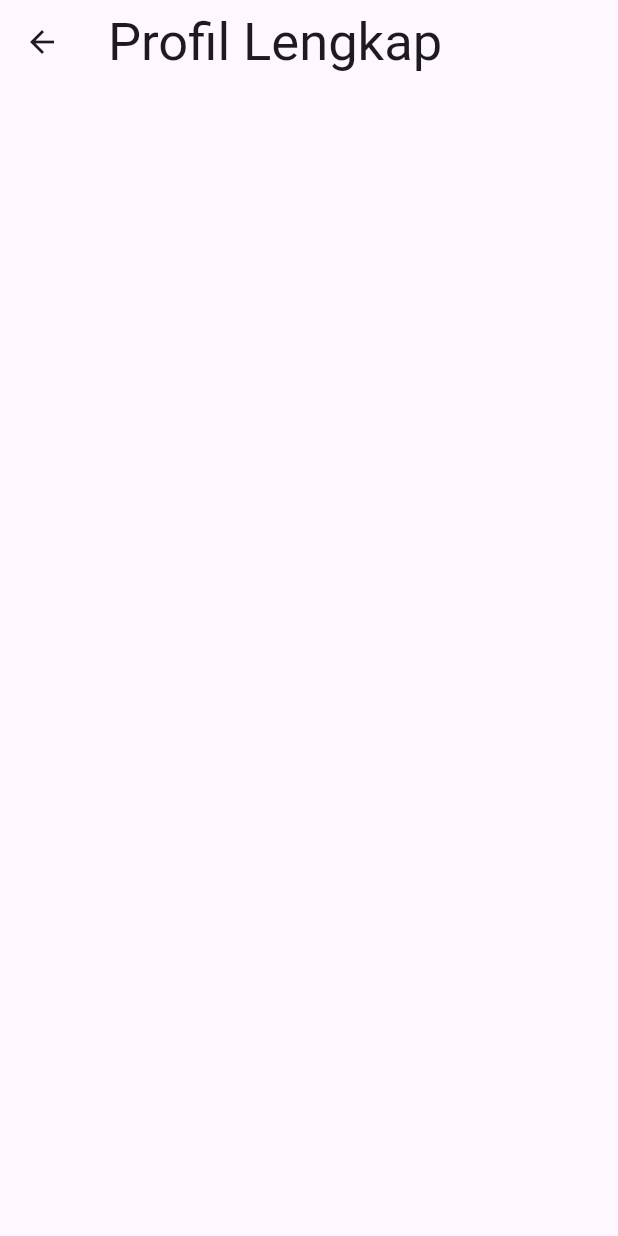
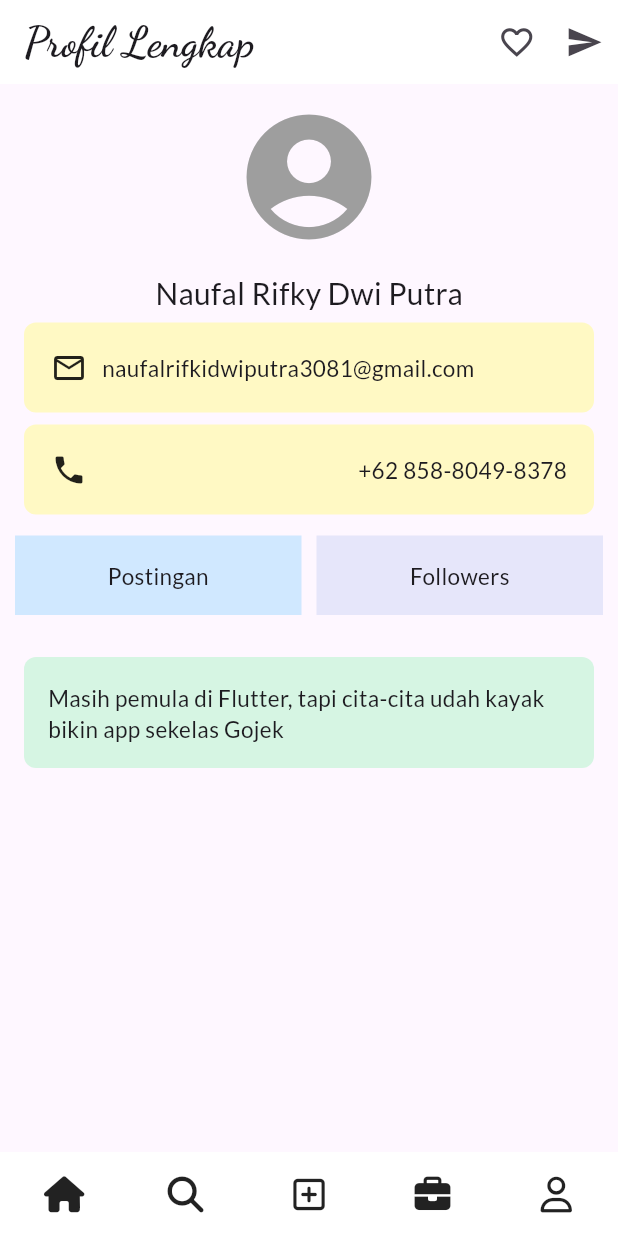
Before and after one commit to naufalrdev/ppkd_b_3, a Flutter app: the Tugas2Flutter screen opened directly, on a phone screen of 412 x 824 dp. Run offline on Flutter 3.47's test engine with Material 3 defaults, Android fonts, the phone set to English and light mode, and no system bars; our stand-ins replace font_awesome_flutter, google_fonts; project files that could hold a hidden picture were left out.

```diff
--- /dev/null
+++ b/lib/colors.dart
@@ -0,0 +1,13 @@
+import 'package:flutter/material.dart';
+
+class AppColor {
+  static const Color teal = Color(0xFF9ECAD6);
+  static const Color navy = Color(0xFF748DAE);
+  static const Color peach = Color(0xFFF5CBCB);
+  static const Color pink = Color(0xFFFFEAEA);
+  static const Color pastelBlue = Color(0xFFD0E8FF);
+  static const Color softPeach = Color(0xFFFFE2D1);
+  static const Color mintGreen = Color(0xFFD6F5E3);
+  static const Color lavender = Color(0xFFE6E6FA);
+  static const Color butterYellow = Color(0xFFFFF9C4);
+}
--- a/lib/main.dart
+++ b/lib/main.dart
@@ -1,5 +1,8 @@
 import 'package:flutter/material.dart';
 import 'package:ppkd_b_3/start.dart';
+import 'package:ppkd_b_3/tugas_2-flutter/tugas_2.dart';
+import 'package:font_awesome_flutter/font_awesome_flutter.dart';
+import 'package:google_fonts/google_fonts.dart';
 
 void main() {
   runApp(const MyApp());
@@ -31,7 +34,7 @@ class MyApp extends StatelessWidget {
         // tested with just a hot reload.
         colorScheme: ColorScheme.fromSeed(seedColor: Colors.deepPurple),
       ),
-      home: StartWidget(),
+      home: Tugas2Flutter(),
     );
   }
 }
--- a/lib/tugas_2-flutter/tugas_2.dart
+++ b/lib/tugas_2-flutter/tugas_2.dart
@@ -1,4 +1,7 @@
 import 'package:flutter/material.dart';
+import 'package:font_awesome_flutter/font_awesome_flutter.dart';
+import 'package:google_fonts/google_fonts.dart';
+import 'package:ppkd_b_3/colors.dart';
 
 class Tugas2Flutter extends StatelessWidget {
   const Tugas2Flutter({super.key});
@@ -8,9 +11,159 @@ class Tugas2Flutter extends StatelessWidget {
     return Scaffold(
       appBar: AppBar(
         title: Text(
-          "Profil Lengkap",
-          style: TextStyle(fontSize: 35, fontFamily: "DM_Serif_Text "),
+          'Profil Lengkap',
+          style: GoogleFonts.dancingScript(
+            fontSize: 28,
+            fontWeight: FontWeight.bold,
+          ),
         ),
+        backgroundColor: Colors.white,
+        actions: [
+          Icon(Icons.favorite_outline, size: 25),
+          SizedBox(width: 20),
+          Icon(Icons.send, size: 25),
+          SizedBox(width: 10),
+        ],
+      ),
+
+      body: Column(
+        crossAxisAlignment: CrossAxisAlignment.start,
+        children: [
+          Center(
+            child: Padding(
+              padding: EdgeInsetsGeometry.all(12),
+              child: Icon(Icons.account_circle, size: 100, color: Colors.grey),
+            ),
+          ),
+
+          Center(
+            child: Padding(
+              padding: EdgeInsetsGeometry.all(1),
+              child: Text(
+                "Naufal Rifky Dwi Putra",
+                style: GoogleFonts.lato(fontSize: 20),
+              ),
+            ),
+          ),
+
+          Padding(
+            padding: EdgeInsetsGeometry.symmetric(horizontal: 16, vertical: 4),
+            child: Container(
+              padding: EdgeInsets.all(18),
+              decoration: BoxDecoration(
+                color: AppColor.butterYellow,
+                borderRadius: BorderRadius.circular(8),
+              ),
+              child: Row(
+                children: [
+                  Icon(Icons.email_outlined),
+                  SizedBox(width: 10),
+                  Text(
+                    "naufalrifkidwiputra3081@gmail.com",
+                    style: GoogleFonts.lato(fontSize: 15),
+                  ),
+                ],
+              ),
+            ),
+          ),
+
+          Padding(
+            padding: EdgeInsetsGeometry.symmetric(horizontal: 16, vertical: 4),
+            child: Container(
+              padding: EdgeInsets.all(18),
+              decoration: BoxDecoration(
+                color: AppColor.butterYellow,
+                borderRadius: BorderRadius.circular(8),
+              ),
+              child: Row(
+                children: [
+                  Icon(Icons.phone),
+                  SizedBox(width: 10),
+                  Spacer(),
+                  Text(
+                    "+62 858-8049-8378",
+                    style: GoogleFonts.lato(fontSize: 15),
+                  ),
+                ],
+              ),
+            ),
+          ),
+
+          Padding(
+            padding: EdgeInsetsGeometry.all(10),
+            child: Row(
+              children: [
+                Expanded(
+                  child: Container(
+                    padding: EdgeInsets.all(16),
+                    color: AppColor.pastelBlue,
+                    child: Center(
+                      child: Text(
+                        "Postingan",
+                        style: GoogleFonts.lato(fontSize: 15),
+                      ),
+                    ),
+                  ),
+                ),
+                SizedBox(width: 10),
+                Expanded(
+                  child: Container(
+                    padding: EdgeInsets.all(16),
+                    color: AppColor.lavender,
+                    child: Center(
+                      child: Text(
+                        "Followers",
+                        style: GoogleFonts.lato(fontSize: 15),
+                      ),
+                    ),
+                  ),
+                ),
+              ],
+            ),
+          ),
+          SizedBox(height: 2),
+          Padding(
+            padding: EdgeInsetsGeometry.all(16),
+            child: Row(
+              children: [
+                Expanded(
+                  child: Container(
+                    padding: EdgeInsets.all(16),
+                    decoration: BoxDecoration(
+                      color: AppColor.mintGreen,
+                      borderRadius: BorderRadius.circular(8),
+                    ),
+                    child: Center(
+                      child: Text(
+                        "Masih pemula di Flutter, tapi cita-cita udah kayak bikin app sekelas Gojek",
+                        style: GoogleFonts.lato(fontSize: 15),
+                      ),
+                    ),
+                  ),
+                ),
+              ],
+            ),
+          ),
+          Spacer(),
+          Container(
+            height: 56,
+            color: Colors.white,
+            child: Row(
+              mainAxisAlignment: MainAxisAlignment.spaceAround,
+              children: [
+                Icon(FontAwesomeIcons.house),
+
+                Icon(FontAwesomeIcons.magnifyingGlass),
+
+                Icon(FontAwesomeIcons.squarePlus),
+
+                Icon(FontAwesomeIcons.briefcase),
+
+                Icon(FontAwesomeIcons.user),
+              ],
+            ),
+          ),
+        ],
       ),
     );
   }
--- a/pubspec.yaml
+++ b/pubspec.yaml
@@ -30,6 +30,8 @@ environment:
 dependencies:
   flutter:
     sdk: flutter
+  google_fonts: ^6.3.0
+  font_awesome_flutter: ^10.8.0
 
   # The following adds the Cupertino Icons font to your application.
   # Use with the CupertinoIcons class for iOS style icons.
```
Also changed, not shown: pubspec.lock, 1 other file.
